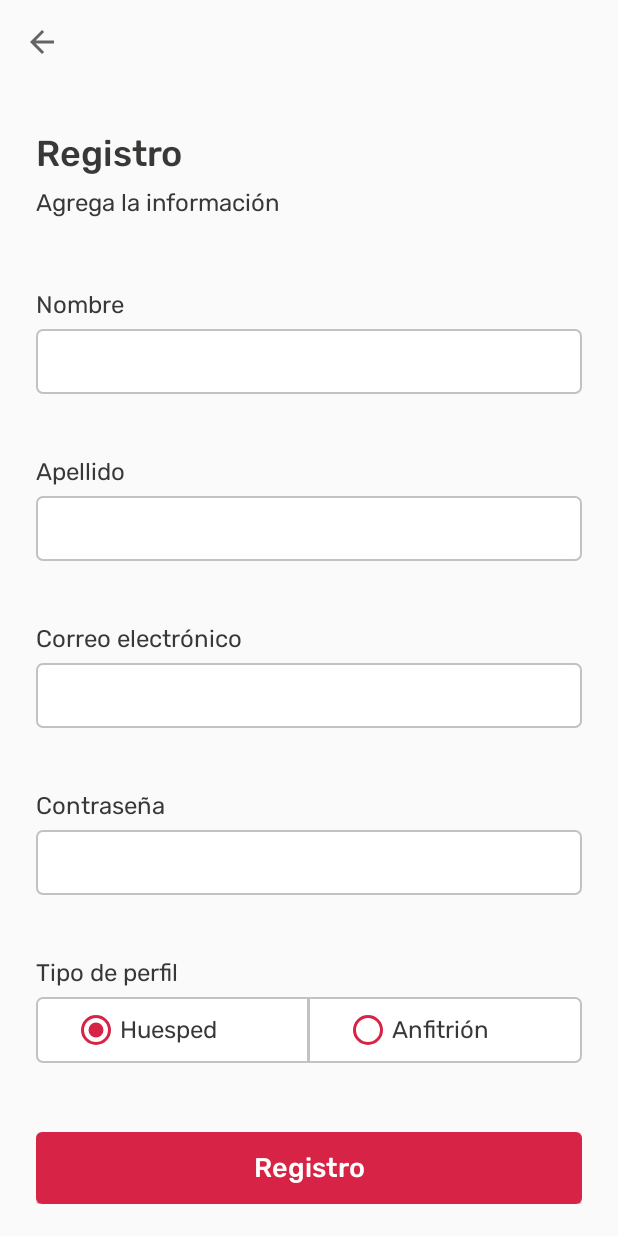
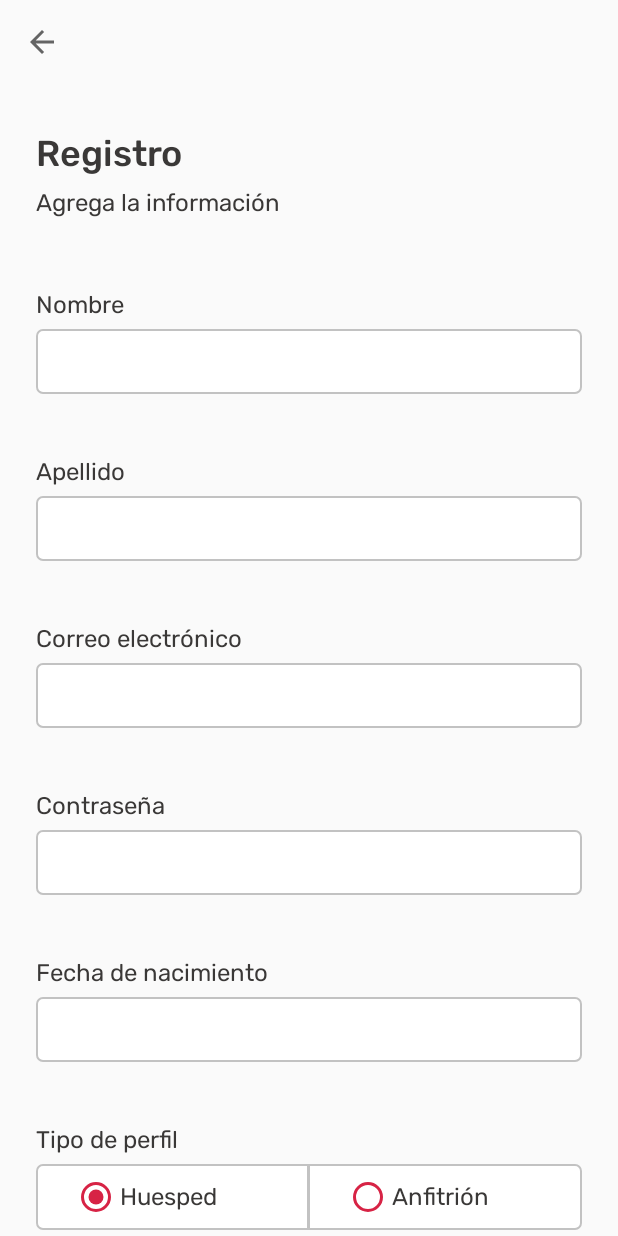
Before and after one commit to fiuba-taller2-g3/bookbnb-android, an Android app: the RegisterFragment screen opened through its navigation route, after a tap on "Registro", on a phone screen of 412 x 824 dp. Run offline under Robolectric (Android 15) with nearby library versions, the light colour scheme and no system bars.

Commit message:
Agrego los campos al registro

```diff
--- a/Bookbnb/app/src/main/java/com/fiuba/bookbnb/forms/InputField.kt
+++ b/Bookbnb/app/src/main/java/com/fiuba/bookbnb/forms/InputField.kt
@@ -8,6 +8,8 @@ enum class InputField(private val postfixTextEmptyValidator: String) {
     EMAIL("un correo electrónico"),
     PASSWORD("una contraseña"),
     BIRTHDAY("una fecha de nacimiento"),
+    PHONE_NUMBER("un número de teléfono"),
+    GENDER(StringUtils.EMPTY),
     PROFILE_TYPE(StringUtils.EMPTY);
 
     fun getTextEmptyValidator() = "Ingrese $postfixTextEmptyValidator"
--- a/Bookbnb/app/src/main/java/com/fiuba/bookbnb/forms/InputFieldBuilder.kt
+++ b/Bookbnb/app/src/main/java/com/fiuba/bookbnb/forms/InputFieldBuilder.kt
@@ -11,10 +11,15 @@ object InputFieldBuilder {
 
     fun build(context: Context, inputField: InputField): AbstractInputFieldItem {
         return when (inputField) {
-            InputField.EMAIL -> EditTextInputFieldItem(context, EmailInputValidator(inputField.getTextEmptyValidator()))
-            InputField.PASSWORD -> EditTextInputFieldItem(context, PassInputValidator(inputField.getTextEmptyValidator()), KeyboardType.ALPHANUMERIC_PASSWORD)
+            InputField.EMAIL -> EditTextInputFieldItem(context, EmailInputValidator(context, inputField.getTextEmptyValidator()))
+            InputField.PASSWORD -> EditTextInputFieldItem(context, PassInputValidator(context, inputField.getTextEmptyValidator()), KeyboardType.ALPHANUMERIC_PASSWORD)
             InputField.PROFILE_TYPE -> RadioButtonInputField(context, Pair("Huesped","Anfitrión"))
-            else -> EditTextInputFieldItem(context, DefaultInputValidator(inputField.getTextEmptyValidator()))
+            InputField.GENDER -> RadioButtonInputField(context, Pair("Hombre","Mujer"))
+            else -> defaultBuild(context, inputField, KeyboardType.ALPHANUMERIC_PASSWORD)
         }
     }
+
+    fun defaultBuild(context: Context, inputField: InputField, keyboardType: KeyboardType): AbstractInputFieldItem {
+        return EditTextInputFieldItem(context, DefaultInputValidator(context, inputField.getTextEmptyValidator()), keyboardType)
+    }
 }
--- a/Bookbnb/app/src/main/java/com/fiuba/bookbnb/forms/inputFields/AbstractInputFieldItem.kt
+++ b/Bookbnb/app/src/main/java/com/fiuba/bookbnb/forms/inputFields/AbstractInputFieldItem.kt
@@ -5,7 +5,6 @@ import android.util.AttributeSet
 import android.view.ViewGroup
 import android.widget.LinearLayout
 import androidx.constraintlayout.widget.ConstraintLayout
-import kotlinx.android.synthetic.main.bookbnb_text_input_field_item.view.*
 
 abstract class AbstractInputFieldItem @JvmOverloads constructor(context: Context, attrs: AttributeSet? = null, defStyleAttr: Int = 0)
     : ConstraintLayout(context, attrs, defStyleAttr) {
@@ -20,7 +19,6 @@ abstract class AbstractInputFieldItem @JvmOverloads constructor(context: Context
     abstract fun enableInput()
     abstract fun disableInput()
     abstract fun isValidated() : Boolean
-
-    fun getContentField() = edit_text.text.toString()
+    abstract fun getContentField() : String
 
 }
--- a/Bookbnb/app/src/main/java/com/fiuba/bookbnb/forms/inputFields/EditTextInputFieldItem.kt
+++ b/Bookbnb/app/src/main/java/com/fiuba/bookbnb/forms/inputFields/EditTextInputFieldItem.kt
@@ -39,6 +39,8 @@ class EditTextInputFieldItem(context: Context,
         }
     }
 
+    override fun getContentField() = edit_text.text.toString()
+
     private fun setInputStatus(isEnabled: Boolean, textColor: Int, backgroundColor: Int) {
         edit_text.isEnabled = isEnabled
         edit_text.setTextColor(ContextCompat.getColor(context, textColor))
--- a/Bookbnb/app/src/main/java/com/fiuba/bookbnb/forms/inputFields/RadioButtonInputField.kt
+++ b/Bookbnb/app/src/main/java/com/fiuba/bookbnb/forms/inputFields/RadioButtonInputField.kt
@@ -20,6 +20,8 @@ class RadioButtonInputField(context: Context, optionsText: Pair<String, String>)
 
     override fun isValidated(): Boolean = true
 
+    override fun getContentField() = if (first_radio_button.isChecked) first_radio_button.text.toString() else second_radio_button.text.toString()
+
     private fun setInputStatus(isEnabled: Boolean) {
         first_radio_button.isEnabled = isEnabled
         second_radio_button.isEnabled = isEnabled
--- a/Bookbnb/app/src/main/java/com/fiuba/bookbnb/forms/validators/DefaultInputValidator.kt
+++ b/Bookbnb/app/src/main/java/com/fiuba/bookbnb/forms/validators/DefaultInputValidator.kt
@@ -1,6 +1,8 @@
 package com.fiuba.bookbnb.forms.validators
 
-class DefaultInputValidator(textEmptyValidation: String) : Validator(textEmptyValidation) {
+import android.content.Context
+
+class DefaultInputValidator(context: Context, textEmptyValidation: String) : Validator(context, textEmptyValidation) {
 
     override fun checkValidation(content: String): Boolean = content.isNotEmpty()
 
--- a/Bookbnb/app/src/main/java/com/fiuba/bookbnb/forms/validators/EmailInputValidator.kt
+++ b/Bookbnb/app/src/main/java/com/fiuba/bookbnb/forms/validators/EmailInputValidator.kt
@@ -1,6 +1,9 @@
 package com.fiuba.bookbnb.forms.validators
 
-class EmailInputValidator(textEmptyValidation: String) : Validator(textEmptyValidation) {
+import android.content.Context
+import com.fiuba.bookbnb.R
+
+class EmailInputValidator(context: Context, textEmptyValidation: String) : Validator(context, textEmptyValidation) {
 
     private val emailPattern = Regex(PATTERN)
 
@@ -10,11 +13,10 @@ class EmailInputValidator(textEmptyValidation: String) : Validator(textEmptyVali
 
     override fun updateTextValidation(content: String) {
         super.updateTextValidation(content)
-        if (content.isNotEmpty()) msgValidatorMutable.value = EMAIL_INVALID_VALIDATION_TEXT
+        if (content.isNotEmpty()) msgValidatorMutable.value = context.resources.getString(R.string.email_invalid_msg_validation)
     }
 
     companion object {
         private const val PATTERN = "[a-zA-Z0-9._-]+@[a-z]+\\.+[a-z]+"
-        private const val EMAIL_INVALID_VALIDATION_TEXT = "El formato de email no es válido"
     }
 }
--- a/Bookbnb/app/src/main/java/com/fiuba/bookbnb/forms/validators/PassInputValidator.kt
+++ b/Bookbnb/app/src/main/java/com/fiuba/bookbnb/forms/validators/PassInputValidator.kt
@@ -1,12 +1,22 @@
 package com.fiuba.bookbnb.forms.validators
 
+import android.content.Context
+import com.fiuba.bookbnb.R
 import org.apache.commons.lang3.StringUtils
 
-class PassInputValidator(textEmptyValidation: String) : Validator(textEmptyValidation) {
+class PassInputValidator(context: Context, textEmptyValidation: String) : Validator(context, textEmptyValidation) {
 
     override fun checkValidation(content: String): Boolean {
-        return with(content) { !contains(StringUtils.SPACE) && isNotEmpty() && length >= MIN_LENGTH_PASSWORD_REQUIRED }
+        return with(content) { !contains(StringUtils.SPACE) && isNotEmpty() && isMinLengthValidate(content) }
     }
+
+    override fun updateTextValidation(content: String) {
+        super.updateTextValidation(content)
+        if (!isMinLengthValidate(content) && content.isNotEmpty()) msgValidatorMutable.value = context.resources.getString(R.string.pass_min_length_msg_validation)
+        if (content.contains(StringUtils.SPACE)) msgValidatorMutable.value = context.resources.getString(R.string.pass_spaces_msg_validation)
+    }
+
+    private fun isMinLengthValidate(content: String) = content.length >= MIN_LENGTH_PASSWORD_REQUIRED
 
     companion object {
         private const val MIN_LENGTH_PASSWORD_REQUIRED = 4
--- a/Bookbnb/app/src/main/java/com/fiuba/bookbnb/forms/validators/Validator.kt
+++ b/Bookbnb/app/src/main/java/com/fiuba/bookbnb/forms/validators/Validator.kt
@@ -1,9 +1,10 @@
 package com.fiuba.bookbnb.forms.validators
 
+import android.content.Context
 import androidx.lifecycle.LiveData
 import androidx.lifecycle.MutableLiveData
 
-abstract class Validator(private val textEmptyValidation: String) {
+abstract class Validator(protected val context: Context, private val textEmptyValidation: String) {
 
     protected val msgValidatorMutable = MutableLiveData<String>()
     val msgValidator : LiveData<String>
--- a/Bookbnb/app/src/main/java/com/fiuba/bookbnb/ui/fragments/form/FormFragment.kt
+++ b/Bookbnb/app/src/main/java/com/fiuba/bookbnb/ui/fragments/form/FormFragment.kt
@@ -9,6 +9,7 @@ import com.fiuba.bookbnb.forms.InputField
 import com.fiuba.bookbnb.forms.InputFieldBuilder
 import com.fiuba.bookbnb.forms.inputFields.AbstractInputFieldItem
 import com.fiuba.bookbnb.forms.inputFields.InputFieldModule
+import com.fiuba.bookbnb.ui.utils.KeyboardType
 import kotlinx.android.synthetic.main.bookbnb_form.*
 import org.apache.commons.lang3.StringUtils
 import java.util.*
@@ -42,11 +43,17 @@ abstract class FormFragment : Fragment(R.layout.bookbnb_form) {
         fields.values.forEach { field -> if (loadingEnabled) field.disableInput() else field.enableInput() }
     }
 
-    protected fun addInputField(fieldId: InputField, labelResource: Int) {
-        fields[fieldId] = InputFieldBuilder.build(requireContext(), fieldId).also {
+    private fun addInputField(fieldId: InputField, labelResource: Int, abstractInputFieldItem: AbstractInputFieldItem) {
+        fields[fieldId] = abstractInputFieldItem.also {
             input_fields_container.addView(InputFieldModule(requireContext(), getString(labelResource), it))
         }
     }
+
+    protected fun addDefaultInputField(fieldId: InputField, labelResource: Int, keyboardType: KeyboardType) {
+        return addInputField(fieldId, labelResource, InputFieldBuilder.defaultBuild(requireContext(), fieldId, keyboardType))
+    }
+
+    protected fun addInputField(fieldId: InputField, labelResource: Int) = addInputField(fieldId, labelResource, InputFieldBuilder.build(requireContext(), fieldId))
 
     private fun setButtonListener() {
         form_button.setOnClickListener {
--- a/Bookbnb/app/src/main/java/com/fiuba/bookbnb/ui/fragments/login/LoginFragment.kt
+++ b/Bookbnb/app/src/main/java/com/fiuba/bookbnb/ui/fragments/login/LoginFragment.kt
@@ -15,9 +15,11 @@ import androidx.navigation.findNavController
 import com.fiuba.bookbnb.R
 import com.fiuba.bookbnb.domain.login.LoginRequest
 import com.fiuba.bookbnb.forms.InputField
+import com.fiuba.bookbnb.forms.InputFieldBuilder
 import com.fiuba.bookbnb.repository.LoadingStatus
 import com.fiuba.bookbnb.ui.fragments.form.FormFragment
 import com.fiuba.bookbnb.ui.utils.AdditionalContentForm
+import com.fiuba.bookbnb.ui.utils.KeyboardType
 import kotlinx.android.synthetic.main.bookbnb_form.*
 import org.apache.commons.lang3.StringUtils
 
@@ -96,7 +98,7 @@ class LoginFragment : FormFragment() {
 
     override fun initFields() {
         addInputField(InputField.EMAIL, R.string.email_field_label)
-        addInputField(InputField.PASSWORD, R.string.pass_field_label)
+        addDefaultInputField(InputField.PASSWORD, R.string.pass_field_label, KeyboardType.ALPHANUMERIC_PASSWORD)
     }
 
     override fun proceedLoading() = viewModel.login(getLoginRequest())
--- a/Bookbnb/app/src/main/java/com/fiuba/bookbnb/ui/fragments/register/RegisterFragment.kt
+++ b/Bookbnb/app/src/main/java/com/fiuba/bookbnb/ui/fragments/register/RegisterFragment.kt
@@ -28,6 +28,7 @@ class RegisterFragment : FormFragment() {
         addInputField(InputField.SURNAME, R.string.surname_field_label)
         addInputField(InputField.EMAIL, R.string.email_field_label)
         addInputField(InputField.PASSWORD, R.string.pass_field_label)
+        addInputField(InputField.BIRTHDAY, R.string.birthday_field_label)
         addInputField(InputField.PROFILE_TYPE, R.string.profile_type_field_label)
     }
 
--- a/Bookbnb/app/src/main/res/values/strings.xml
+++ b/Bookbnb/app/src/main/res/values/strings.xml
@@ -20,4 +20,11 @@
     <string name="surname_field_label">Apellido</string>
     <string name="birthday_field_label">Fecha de nacimiento</string>
     <string name="profile_type_field_label">Tipo de perfil</string>
+    <string name="gender_field_label">Género</string>
+    <string name="phone_number_field_label">Número de teléfono</string>
+
+    <!-- Validation -->
+    <string name="email_invalid_msg_validation">El formato de email no es válido</string>
+    <string name="pass_spaces_msg_validation">La contraseña no debe tener espacios</string>
+    <string name="pass_min_length_msg_validation">La contraseña debe tener al menos 4 caracteres</string>
 </resources>
```
